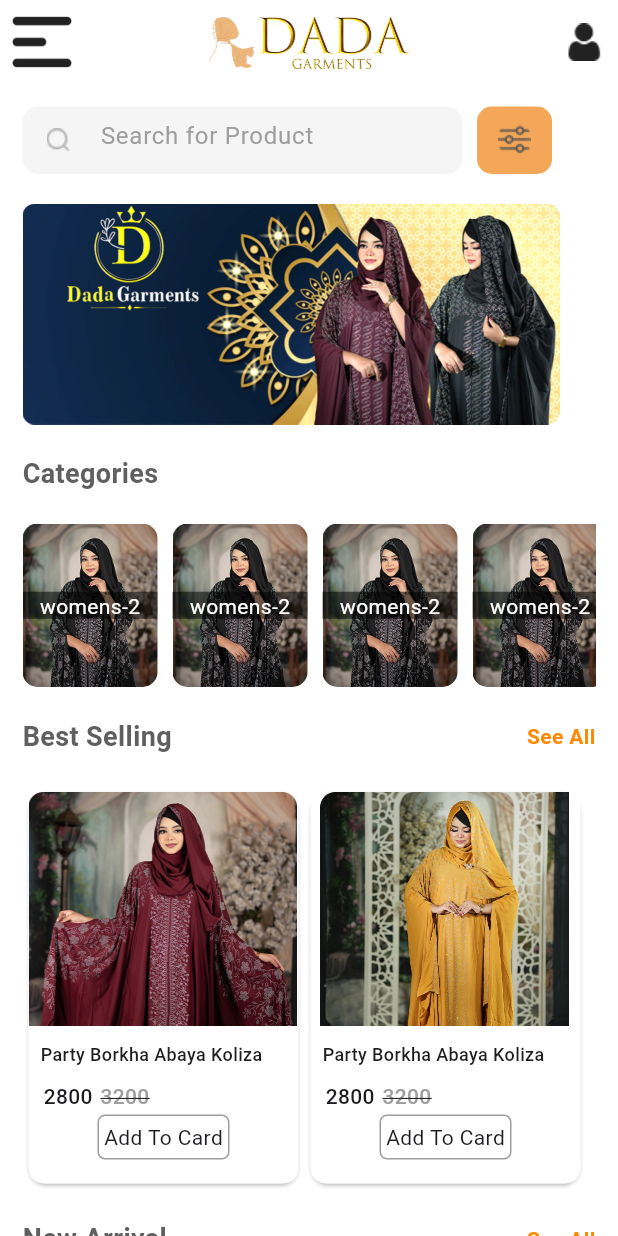
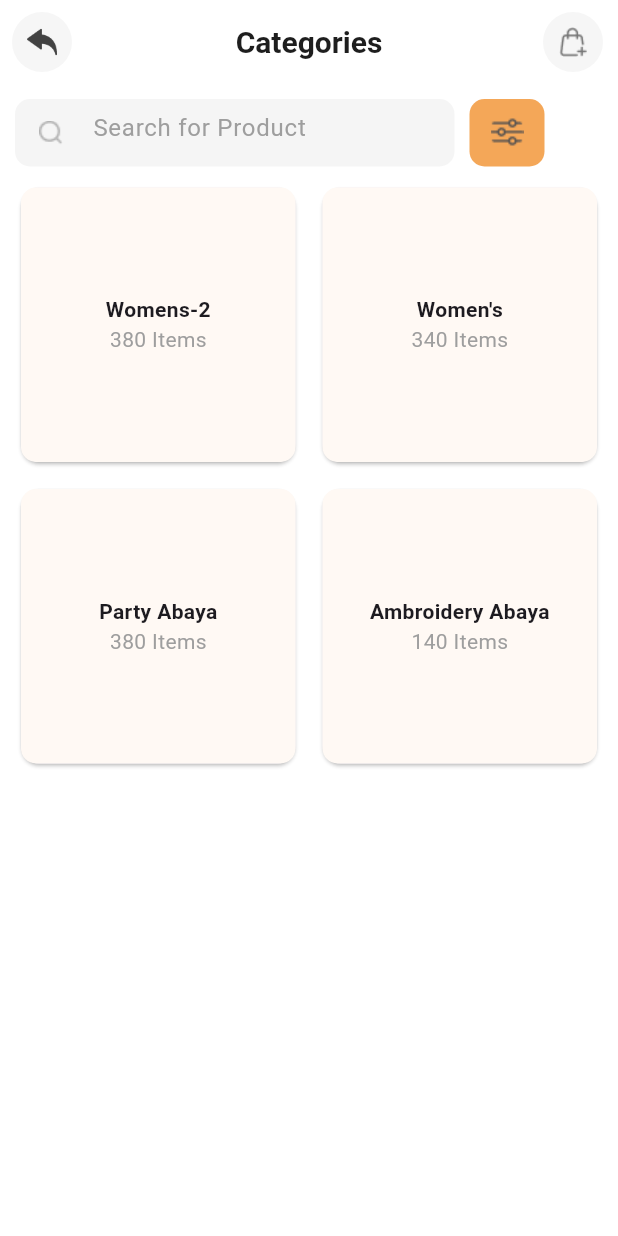
Before and after one commit to Radhesh-Roy/Dada-Garments, a Flutter app: the screen it shows after launch, on a phone screen of 412 x 824 dp. Run offline on Flutter 3.47's test engine with Material 3 defaults, Android fonts, the light colour scheme and no system bars.

Commit message:
Category Page

```diff
--- /dev/null
+++ b/lib/category.dart
@@ -0,0 +1,187 @@
+import 'package:flutter/material.dart';
+
+class CategoryPage extends StatefulWidget {
+  const CategoryPage({super.key});
+
+  @override
+  State<CategoryPage> createState() => _CategoryPageState();
+}
+
+class _CategoryPageState extends State<CategoryPage> {
+  @override
+  Widget build(BuildContext context) {
+    return Scaffold(
+      backgroundColor: Colors.white,
+      appBar: AppBar(
+        backgroundColor: Color(0xffFFFFFF),
+        leading:
+          Padding(
+            padding: const EdgeInsets.all(8.0),
+            child: Container(
+              height: 40,
+              width: 40,
+              decoration: BoxDecoration(
+                color: Color(0xffF6F6F6),
+                shape: BoxShape.circle,
+              ),
+              child: Padding(
+                padding: EdgeInsetsGeometry.symmetric(horizontal: 10),
+                child: Image.asset("assets/backImage.png", height: 22, width: 22),
+              ),
+            ),
+          ),
+
+        centerTitle: true,
+        title: Text(
+          "Categories",
+          style: TextStyle(
+            fontSize: 20,
+            fontWeight: FontWeight.w600,
+            color: Color(0xff1E1E1E),
+          ),
+        ),
+        actions: [
+          Padding(
+            padding: EdgeInsetsGeometry.symmetric(horizontal: 10),
+            child: Container(
+              height: 40,
+              width: 40,
+              decoration: BoxDecoration(
+                color: Color(0xffF6F6F6),
+                shape: BoxShape.circle,
+              ),
+              child: Padding(
+                padding: EdgeInsetsGeometry.symmetric(horizontal: 10),
+                child: Image.asset("assets/bag.png", height: 24, width: 24),
+              ),
+            ),
+          ),
+        ],
+      ),
+      body: Padding(padding: EdgeInsets.all(10),
+        child: Column(
+          spacing: 10,
+          children: [
+          Row(
+            children: [
+              SizedBox(
+                height: 45,
+                width: 293,
+                child: TextField(
+                  decoration: InputDecoration(
+                    border: OutlineInputBorder(
+                      borderSide: BorderSide.none,
+                      borderRadius: BorderRadius.circular(10),
+                    ),
+                    prefixIcon: Image.asset(
+                      "assets/search.png",
+                      height: 14,
+                      width: 14,
+                    ),
+                    hintText: "Search for Product",
+                    hintStyle: TextStyle(color: Colors.grey),
+                    fillColor: Colors.grey.shade100,
+                    filled: true,
+                  ),
+                ),
+              ),
+              SizedBox(width: 10),
+              Container(
+                height: 45,
+                width: 50,
+                decoration: BoxDecoration(
+                  color: Color(0xffF4A758),
+                  borderRadius: BorderRadius.circular(10),
+                ),
+                child: Image.asset(
+                  "assets/tune.png",
+                  height: 20,
+                  width: 20,
+                ),
+              ),
+            ],
+          ),
+            Expanded(
+              child: GridView.count(
+                crossAxisCount: 2,
+                mainAxisSpacing: 10,
+                crossAxisSpacing: 10,
+                children: [
+                  Card(
+                    child: Container(
+                    height: 80,
+                      width: 170,
+                      decoration: BoxDecoration(
+                        borderRadius: BorderRadius.circular(10),
+                        color: Color(0xffFFF9F4),
+                      ),
+                      child: Column(
+                        mainAxisAlignment: MainAxisAlignment.center,
+                        children: [
+                          Text("Womens-2", style: TextStyle(fontSize: 14, fontWeight: FontWeight.w600),),
+                          Text("380 Items", style: TextStyle(color: Colors.grey),)
+                        ],
+                      ),
+                    ),
+                  ),
+                  Card(
+                    child: Container(
+                      height: 80,
+                      width: 170,
+                      decoration: BoxDecoration(
+                        borderRadius: BorderRadius.circular(10),
+                        color: Color(0xffFFF9F4),
+                      ),
+                      child: Column(
+                        mainAxisAlignment: MainAxisAlignment.center,
+                        children: [
+                          Text("Women's", style: TextStyle(fontSize: 14, fontWeight: FontWeight.w600),),
+                          Text("340 Items", style: TextStyle(color: Colors.grey),)
+                        ],
+                      ),
+                    ),
+                  ),
+                  Card(
+                    child: Container(
+                      height: 80,
+                      width: 170,
+                      decoration: BoxDecoration(
+                        borderRadius: BorderRadius.circular(10),
+                        color: Color(0xffFFF9F4),
+                      ),
+                      child: Column(
+                        mainAxisAlignment: MainAxisAlignment.center,
+                        children: [
+                          Text("Party Abaya", style: TextStyle(fontSize: 14, fontWeight: FontWeight.w600),),
+                          Text("380 Items", style: TextStyle(color: Colors.grey),)
+                        ],
+                      ),
+                    ),
+                  ),
+                  Card(
+                    child: Container(
+                      height: 80,
+                      width: 170,
+                      decoration: BoxDecoration(
+                        borderRadius: BorderRadius.circular(10),
+                        color: Color(0xffFFF9F4),
+                      ),
+                      child: Column(
+                        mainAxisAlignment: MainAxisAlignment.center,
+                        children: [
+                          Text("Ambroidery Abaya", style: TextStyle(fontSize: 14, fontWeight: FontWeight.w600),),
+                          Text("140 Items", style: TextStyle(color: Colors.grey),)
+                        ],
+                      ),
+                    ),
+                  ),
+
+                ],
+              ),
+            )
+          ],
+        ),
+      ),
+    );
+  }
+}
--- a/lib/main.dart
+++ b/lib/main.dart
@@ -3,11 +3,12 @@
 import 'package:dadagarments/splashScreen.dart';
 import 'package:flutter/material.dart';
 
+import 'category.dart';
 import 'homePage.dart';
 import 'loginPage.dart';
 void main(){
   runApp(MaterialApp(
     debugShowCheckedModeBanner: false,
-    home: Homepage(),
+    home: CategoryPage(),
   ));
 }
```
Also changed, not shown: assets/bag.png (added).
